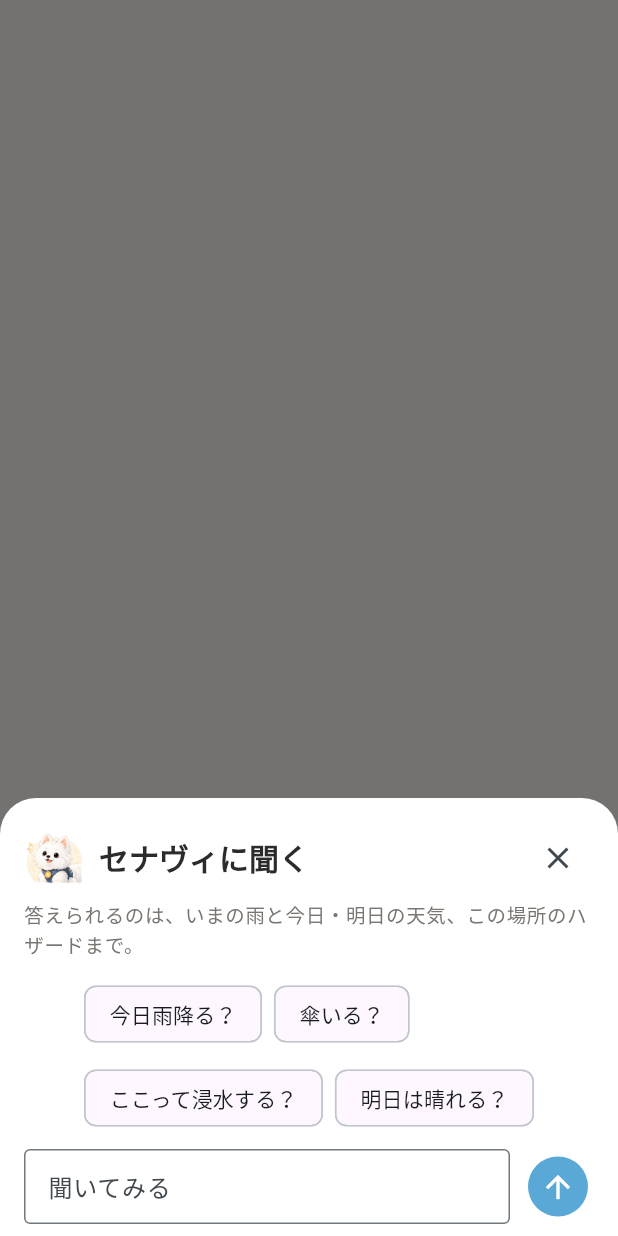
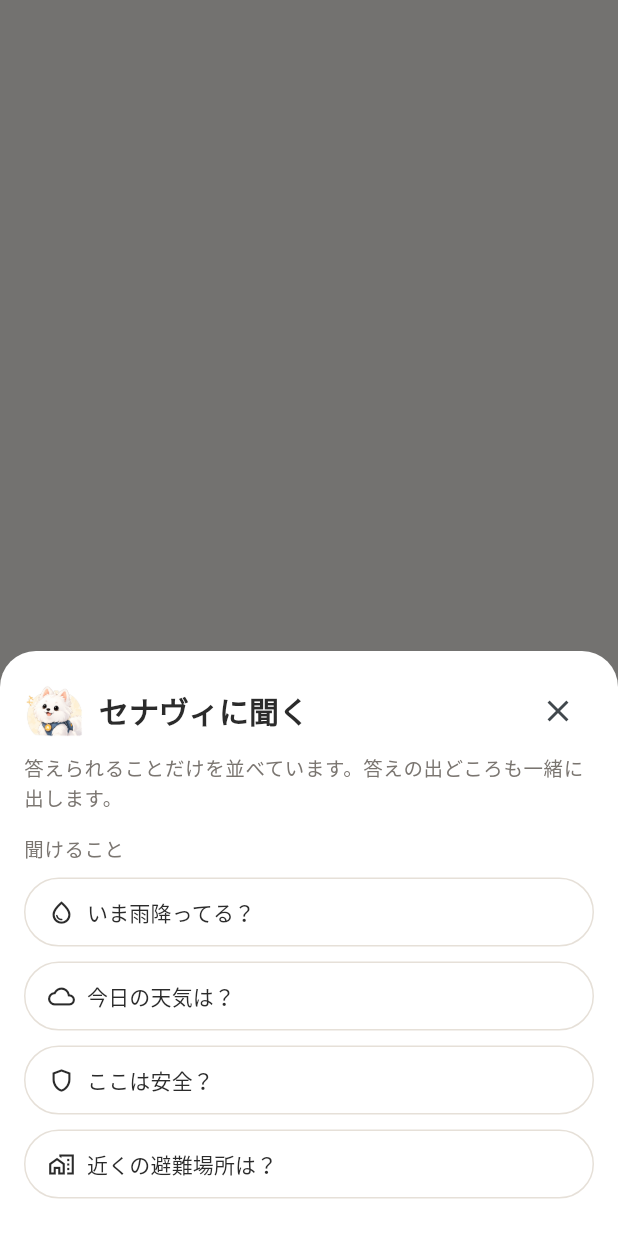
Before and after one commit to akiba-eda/hinamichi, a Flutter app: what showAskSheet() shows on an empty page, opened directly, on a phone screen of 412 x 824 dp. Run offline on Flutter 3.47's test engine with Material 3 defaults, Android fonts, the phone set to English and light mode, and no system bars; our stand-ins replace battery_plus, cloud_firestore, firebase_auth, firebase_core, firebase_messaging, flutter_animate and 8 more; accounts and stored records are empty; generated files the repository leaves out were written again; network calls fail.

Commit message:
feat: セナヴィへの問いかけをコマンド制にして、出典と日付を機械的に付ける
自由入力をやめた。答えられない問いにも、それらしく答えてしまうため。
実際に「浦安市の避難場所を教えて」と自由に聞いたところ、回答に付いてきた
自治体の URL は **4本中4本が 404** だった(2026-09-22 実測)。ドメインは
実在の city.urayasu.lg.jp で、パスの形も本物そっくり。検証しなければ
気づけない。本物らしく見えるぶん質が悪い。

なので答えられる範囲を先に決めて、材料も出典もこちらが用意する。
LLM の仕事は、用意した事実をセナヴィの口調に直すことだけにした。

- コマンドは4つ: いま雨降ってる / 今日の天気 / ここは安全 / 近くの避難場所
- **出典は LLM に書かせない。** コマンドごとに用意した URL を返す。
  置いてあるのは全部 200 を確認したものだけ(404 の出典は嘘と同じ)
- 答えの下に出典を出し、タップでブラウザが開く

軽いモデル(flash-lite)は指示だけでは守らないので、出力側でも直す。
プロンプトで禁じ、守られなかったら機械的に直す、という同じ型で3つ揃えた。

- fixDates(): 「今日」「明日」を日付に。押したボタンの文言をなぞって
  「今日の天気は」と返すのが5回中2回 → 0回に。相対表現は、あとで画面を
  見返したときにいつの話か分からなくなる
- fixCounting(): 3件を「どちらも」と書くのが3回中3回 → 「3件とも」に
- プロンプトに「安心してください」「安全です」の禁止を追加。浸水想定が
  無いことと、その場所が安全であることは別。判断は本人に残す

あわせて合流バナーの背景を不透明にした。10%の透過だと地図の地名が
文字に重なって読めない。色は左4pxの帯とアイコンだけで出す。

Co-Authored-By: Claude Opus 5 (1M context) <noreply@anthropic.com>

```diff
--- a/app/lib/features/home/ask_sheet.dart
+++ b/app/lib/features/home/ask_sheet.dart
@@ -1,5 +1,6 @@
 import 'package:flutter/material.dart';
 import 'package:flutter_riverpod/flutter_riverpod.dart';
+import 'package:url_launcher/url_launcher.dart';
 
 import '../../app/theme/hina_colors.dart';
 import '../../app/theme/hina_theme.dart';
@@ -9,24 +10,28 @@ import '../../ui/molecules/molecules.dart';
 
 /// セナヴィに聞く。
 ///
-/// 答えられるのは直近60分のレーダーと今日・明日の予報、現在地のハザードまで。
-/// それ以外は「分からない」と言う ── 推測で補い始めると、災害の日に
-/// 信用できなくなる。
+/// **決まった問いだけを並べる。** 自由入力にすると、LLM は答えられない問いにも
+/// それらしく答えてしまう ── 実際、避難場所を自由に聞いたときに付いてきた
+/// 自治体の URL は4本中4本が404だった。
+///
+/// 代わりに、答えられる問いを最初から見せて、**答えの出どころも一緒に出す**。
 void showAskSheet(BuildContext context) {
   showModalBottomSheet<void>(
     context: context,
     isScrollControlled: true,
     backgroundColor: HinaColors.surface,
     shape: const RoundedRectangleBorder(borderRadius: BorderRadius.vertical(top: Radius.circular(24))),
-    builder: (_) => Padding(
-      padding: EdgeInsets.only(bottom: MediaQuery.of(context).viewInsets.bottom),
-      child: const _AskBody(),
-    ),
+    builder: (_) => const _AskBody(),
   );
 }
 
-/// 最初に出す例。何を聞けるかが分からないと、人は何も聞かない。
-const _examples = ['今日雨降る？', '傘いる？', 'ここって浸水する？', '明日は晴れる？'];
+/// セナヴィが答えられること。サーバーの COMMANDS と対になっている。
+const _commands = <({String id, String label, IconData icon})>[
+  (id: 'rain', label: 'いま雨降ってる？', icon: Icons.water_drop_outlined),
+  (id: 'weather', label: '今日の天気は？', icon: Icons.wb_cloudy_outlined),
+  (id: 'hazard', label: 'ここは安全？', icon: Icons.shield_outlined),
+  (id: 'shelters', label: '近くの避難場所は？', icon: Icons.home_work_outlined),
+];
 
 class _AskBody extends ConsumerStatefulWidget {
   const _AskBody();
@@ -35,52 +40,45 @@ class _AskBody extends ConsumerStatefulWidget {
 }
 
 class _AskBodyState extends ConsumerState<_AskBody> {
-  final _ctrl = TextEditingController();
-  final _scroll = ScrollController();
-  final _log = <({bool mine, String text})>[];
-  bool _asking = false;
+  String? _asking;
+  String? _question;
+  String? _answer;
+  List<({String name, String url})> _sources = const [];
 
-  @override
-  void dispose() {
-    _ctrl.dispose();
-    _scroll.dispose();
-    super.dispose();
-  }
-
-  Future<void> _ask(String q) async {
-    final question = q.trim();
-    if (question.isEmpty || _asking) return;
-    _ctrl.clear();
+  Future<void> _ask(({String id, String label, IconData icon}) c) async {
+    if (_asking != null) return;
     setState(() {
-      _log.add((mine: true, text: question));
-      _asking = true;
+      _asking = c.id;
+      _question = c.label;
+      _answer = null;
+      _sources = const [];
     });
-    _toBottom();
     try {
       final loc = ref.read(locationProvider) ?? await ref.read(locationProvider.notifier).refresh();
-      final r = await ref.read(apiProvider).ask(question: question, lat: loc.point.latitude, lng: loc.point.longitude);
-      if (mounted) setState(() => _log.add((mine: false, text: (r['answer'] ?? '') as String)));
+      final r = await ref.read(apiProvider).ask(command: c.id, lat: loc.point.latitude, lng: loc.point.longitude);
+      if (!mounted) return;
+      setState(() {
+        _answer = (r['answer'] ?? '') as String;
+        _sources = ((r['sources'] as List?) ?? const [])
+            .map((e) => (name: (e['name'] ?? '') as String, url: (e['url'] ?? '') as String))
+            .toList();
+      });
     } catch (e) {
       // 繋がらないときに黙ると「無視された」に見える。状況を言う。
-      if (mounted) setState(() => _log.add((mine: false, text: 'いまうまく調べられなかった。少し待ってもう一度聞いてみて')));
+      if (mounted) setState(() => _answer = 'いまうまく調べられなかった。少し待ってもう一度押してみて');
       debugPrint('[ask] failed: $e');
     } finally {
-      if (mounted) setState(() => _asking = false);
-      _toBottom();
+      if (mounted) setState(() => _asking = null);
     }
   }
-
-  void _toBottom() => WidgetsBinding.instance.addPostFrameCallback((_) {
-        if (_scroll.hasClients) _scroll.animateTo(_scroll.position.maxScrollExtent, duration: const Duration(milliseconds: 200), curve: Curves.easeOut);
-      });
 
   @override
   Widget build(BuildContext context) {
     final t = Theme.of(context).textTheme;
     return SafeArea(
       child: Padding(
-        padding: const EdgeInsets.fromLTRB(HinaSpace.m, HinaSpace.m, HinaSpace.m, HinaSpace.s),
-        child: Column(mainAxisSize: MainAxisSize.min, children: [
+        padding: const EdgeInsets.fromLTRB(HinaSpace.m, HinaSpace.m, HinaSpace.m, HinaSpace.m),
+        child: Column(mainAxisSize: MainAxisSize.min, crossAxisAlignment: CrossAxisAlignment.stretch, children: [
           Row(children: [
             const SenaviAvatar(SenaviMood.normal, size: 40),
             const SizedBox(width: 10),
@@ -88,45 +86,67 @@ class _AskBodyState extends ConsumerState<_AskBody> {
             IconButton(icon: const Icon(Icons.close), onPressed: () => Navigator.of(context).pop()),
           ]),
           const SizedBox(height: 4),
-          Align(
-            alignment: Alignment.centerLeft,
-            child: Text('答えられるのは、いまの雨と今日・明日の天気、この場所のハザードまで。', style: t.bodySmall?.copyWith(color: HinaColors.inkSub)),
-          ),
-          const SizedBox(height: 12),
-          if (_log.isEmpty)
-            Wrap(
-              spacing: 8,
-              runSpacing: 8,
-              children: [for (final e in _examples) ActionChip(label: Text(e), onPressed: () => _ask(e))],
-            )
-          else
-            Flexible(
-              child: ListView.builder(
-                controller: _scroll,
-                shrinkWrap: true,
-                itemCount: _log.length,
-                itemBuilder: (_, i) => _Bubble(mine: _log[i].mine, text: _log[i].text),
+          Text('答えられることだけを並べています。答えの出どころも一緒に出します。',
+              style: t.bodySmall?.copyWith(color: HinaColors.inkSub)),
+          const SizedBox(height: 14),
+
+          if (_question != null) ...[
+            Align(alignment: Alignment.centerRight, child: _Bubble(mine: true, text: _question!)),
+            const SizedBox(height: 6),
+            if (_answer == null)
+              const Padding(
+                padding: EdgeInsets.symmetric(vertical: 10),
+                child: Row(children: [
+                  SizedBox(width: 14, height: 14, child: CircularProgressIndicator(strokeWidth: 2)),
+                  SizedBox(width: 8),
+                  Text('調べてるね…'),
+                ]),
+              )
+            else ...[
+              _Bubble(mine: false, text: _answer!),
+              if (_sources.isNotEmpty) ...[
+                const SizedBox(height: 8),
+                // 出典は LLM に書かせず、アプリが持っているものを出す。
+                // 自分で書かせると、実在しない URL を本物らしく並べる。
+                for (final s in _sources)
+                  InkWell(
+                    onTap: () => launchUrl(Uri.parse(s.url), mode: LaunchMode.externalApplication),
+                    child: Padding(
+                      padding: const EdgeInsets.symmetric(vertical: 3),
+                      child: Row(children: [
+                        const Icon(Icons.open_in_new, size: 13, color: HinaColors.inkSub),
+                        const SizedBox(width: 6),
+                        Expanded(
+                          child: Text('出典: ${s.name}',
+                              style: t.bodySmall?.copyWith(color: HinaColors.inkSub, decoration: TextDecoration.underline)),
+                        ),
+                      ]),
+                    ),
+                  ),
+              ],
+            ],
+            const SizedBox(height: 16),
+            const Divider(height: 1),
+            const SizedBox(height: 12),
+          ],
+
+          Text('聞けること', style: t.bodySmall?.copyWith(color: HinaColors.inkSub)),
+          const SizedBox(height: 8),
+          for (final c in _commands)
+            Padding(
+              padding: const EdgeInsets.only(bottom: 8),
+              child: OutlinedButton.icon(
+                onPressed: _asking != null ? null : () => _ask(c),
+                icon: Icon(c.icon, size: 18),
+                label: Align(alignment: Alignment.centerLeft, child: Text(c.label)),
+                style: OutlinedButton.styleFrom(
+                  minimumSize: const Size.fromHeight(46),
+                  alignment: Alignment.centerLeft,
+                  side: const BorderSide(color: HinaColors.line),
+                  foregroundColor: HinaColors.ink,
+                ),
               ),
             ),
-          if (_asking)
-            const Padding(
-              padding: EdgeInsets.only(top: 10),
-              child: Row(children: [SizedBox(width: 14, height: 14, child: CircularProgressIndicator(strokeWidth: 2)), SizedBox(width: 8), Text('調べてるね…')]),
-            ),
-          const SizedBox(height: 10),
-          Row(children: [
-            Expanded(
-              child: TextField(
-                controller: _ctrl,
-                maxLength: 100,
-                textInputAction: TextInputAction.send,
-                onSubmitted: _ask,
-                decoration: const InputDecoration(hintText: '聞いてみる', counterText: '', border: OutlineInputBorder(), isDense: true),
-              ),
-            ),
-            const SizedBox(width: 8),
-            IconButton.filled(onPressed: _asking ? null : () => _ask(_ctrl.text), icon: const Icon(Icons.arrow_upward)),
-          ]),
         ]),
       ),
     );
@@ -144,9 +164,8 @@ class _Bubble extends StatelessWidget {
     return Align(
       alignment: mine ? Alignment.centerRight : Alignment.centerLeft,
       child: Container(
-        margin: const EdgeInsets.symmetric(vertical: 4),
         padding: const EdgeInsets.symmetric(horizontal: 12, vertical: 9),
-        constraints: const BoxConstraints(maxWidth: 280),
+        constraints: const BoxConstraints(maxWidth: 300),
         decoration: BoxDecoration(
           color: mine ? HinaColors.sky : HinaColors.bg,
           borderRadius: BorderRadius.circular(14),
```
Also changed, not shown: app/lib/core/api_client.dart (+6 -5 lines), app/lib/ui/molecules/meetup_banner.dart (+22 -2 lines), 5 other files.
